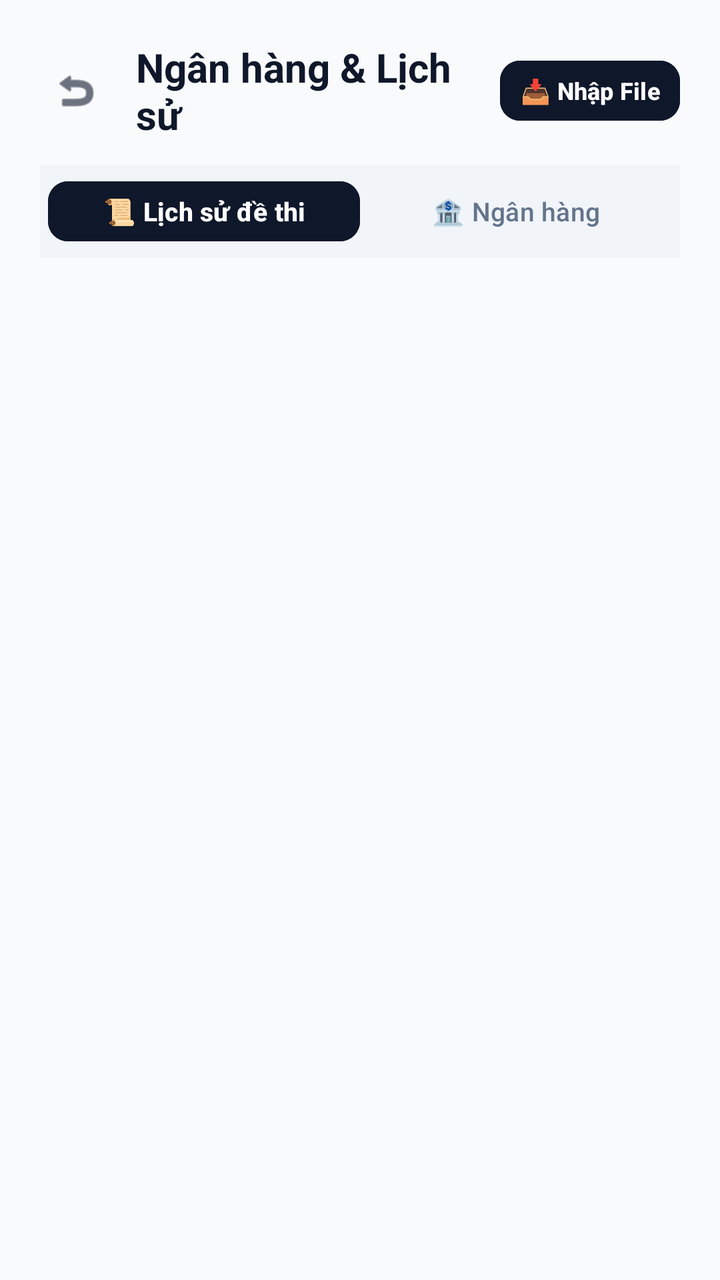
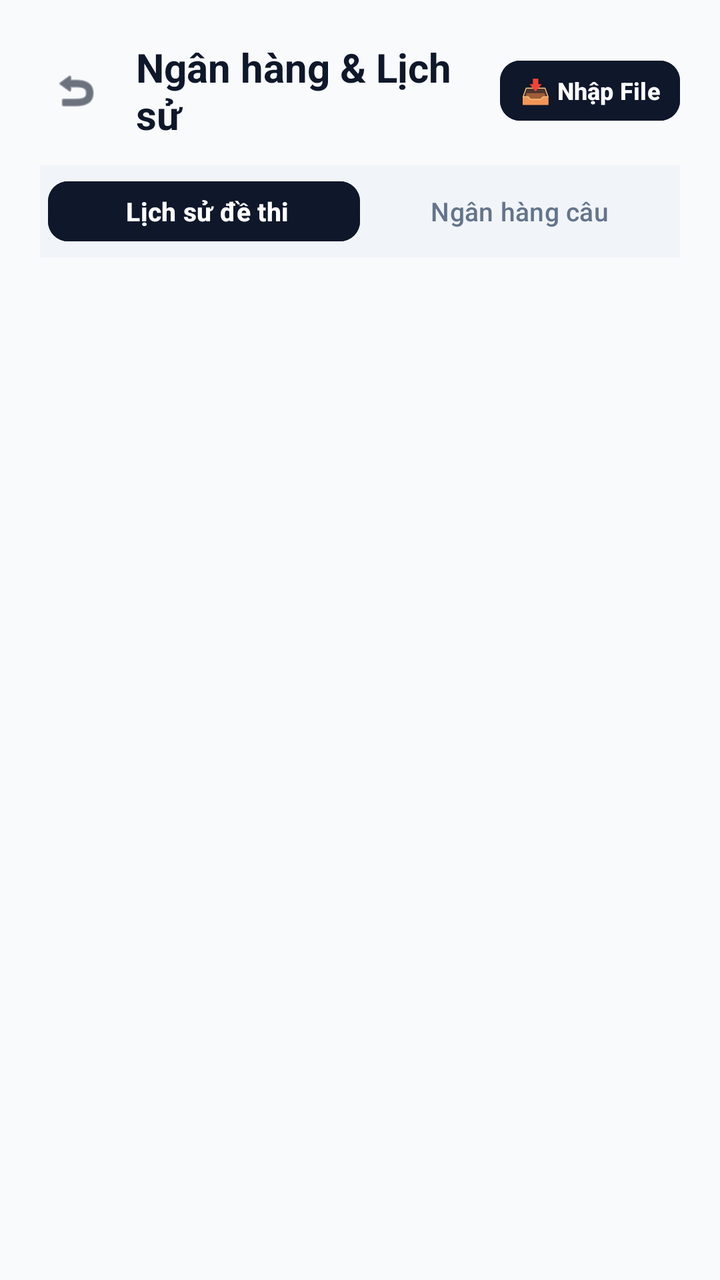

Screens rendered from an Android XML layout before and after an edit, with the pre-edit source and the edit as a unified diff.
<!-- AndroidManifest.xml: application theme Theme.QuizAIApp -->
<!-- res/layout/activity_ngan_hang.xml -->
<?xml version="1.0" encoding="utf-8"?>
<androidx.constraintlayout.widget.ConstraintLayout
    xmlns:android="http://schemas.android.com/apk/res/android"
    xmlns:app="http://schemas.android.com/apk/res-auto"
    xmlns:tools="http://schemas.android.com/tools"
    android:layout_width="match_parent"
    android:layout_height="match_parent"
    android:background="#F8FAFC"
    android:padding="20dp">

    
    <LinearLayout
        android:id="@+id/headerToolbar"
        android:layout_width="match_parent"
        android:layout_height="wrap_content"
        android:orientation="horizontal"
        android:gravity="center_vertical"
        app:layout_constraintTop_toTopOf="parent"
        android:layout_marginBottom="16dp">

        <ImageView
            android:id="@+id/btnBack"
            android:layout_width="36dp"
            android:layout_height="36dp"
            android:src="@android:drawable/ic_menu_revert"
            app:tint="#0F172A"
            android:background="?attr/selectableItemBackgroundBorderless"
            android:padding="6dp" />

        <TextView
            android:layout_width="0dp"
            android:layout_height="wrap_content"
            android:layout_weight="1"
            android:text="Ngân hàng &amp; Lịch sử"
            android:textColor="#0F172A"
            android:textSize="20sp"
            android:textStyle="bold"
            android:layout_marginStart="12dp" />

        
        <Button
            android:id="@+id/btnImportFile"
            android:layout_width="wrap_content"
            android:layout_height="38dp"
            android:text="📥 Nhập File"
            android:textColor="@android:color/white"
            android:textSize="12sp"
            android:textStyle="bold"
            android:backgroundTint="#0F172A"
            app:cornerRadius="10dp"
            android:paddingHorizontal="10dp" />
    </LinearLayout>

    
    <LinearLayout
        android:id="@+id/layoutTabs"
        android:layout_width="match_parent"
        android:layout_height="46dp"
        android:orientation="horizontal"
        android:background="#F1F5F9"
        android:padding="4dp"
        android:layout_marginTop="12dp"
        app:layout_constraintTop_toBottomOf="@id/headerToolbar">

        <Button
            android:id="@+id/btnTabHistory"
            android:layout_width="0dp"
            android:layout_height="match_parent"
            android:layout_weight="1"
            android:text="📜 Lịch sử đề thi"
            android:textColor="@android:color/white"
            android:textSize="13sp"
            android:textStyle="bold"
            android:backgroundTint="#0F172A"
            app:cornerRadius="10dp" />

        <Button
            android:id="@+id/btnTabBank"
            android:layout_width="0dp"
            android:layout_height="match_parent"
            android:layout_weight="1"
            android:text="🏦 Ngân hàng câu hỏi"
            android:textColor="#64748B"
            android:textSize="13sp"
            android:backgroundTint="@android:color/transparent"
            app:cornerRadius="10dp" />
    </LinearLayout>

    
    <TextView
        android:id="@+id/tvEmptyState"
        android:layout_width="wrap_content"
        android:layout_height="wrap_content"
        android:text="Chưa có dữ liệu. Hãy tạo đề AI hoặc nhập file!"
        android:textColor="#64748B"
        android:textSize="14sp"
        android:visibility="gone"
        app:layout_constraintTop_toBottomOf="@id/layoutTabs"
        app:layout_constraintBottom_toBottomOf="parent"
        app:layout_constraintStart_toStartOf="parent"
        app:layout_constraintEnd_toEndOf="parent" />

    
    <androidx.recyclerview.widget.RecyclerView
        android:id="@+id/recyclerViewNganHang"
        android:layout_width="match_parent"
        android:layout_height="0dp"
        android:layout_marginTop="16dp"
        app:layout_constraintTop_toBottomOf="@id/layoutTabs"
        app:layout_constraintBottom_toBottomOf="parent" />

</androidx.constraintlayout.widget.ConstraintLayout>
<!-- resources referenced by this layout -->
<resources>
  <style name="Theme.QuizAIApp" parent="Base.Theme.QuizAIApp" />
  <style name="Base.Theme.QuizAIApp" parent="Theme.Material3.DayNight.NoActionBar">
          
          
      </style>
</resources>

<!-- the commit's change to res/layout/activity_ngan_hang.xml (unified diff, before → after) -->
@@ -8,7 +8,7 @@
     android:background="#F8FAFC"
     android:padding="20dp">
 
-    
+
     <LinearLayout
         android:id="@+id/headerToolbar"
         android:layout_width="match_parent"
@@ -67,7 +67,7 @@
             android:layout_width="0dp"
             android:layout_height="match_parent"
             android:layout_weight="1"
-            android:text="📜 Lịch sử đề thi"
+            android:text=" Lịch sử đề thi"
             android:textColor="@android:color/white"
             android:textSize="13sp"
             android:textStyle="bold"
@@ -79,7 +79,7 @@
             android:layout_width="0dp"
             android:layout_height="match_parent"
             android:layout_weight="1"
-            android:text="🏦 Ngân hàng câu hỏi"
+            android:text=" Ngân hàng câu hỏi"
             android:textColor="#64748B"
             android:textSize="13sp"
             android:backgroundTint="@android:color/transparent"
@@ -100,7 +100,7 @@
         app:layout_constraintStart_toStartOf="parent"
         app:layout_constraintEnd_toEndOf="parent" />
 
-    
+
     <androidx.recyclerview.widget.RecyclerView
         android:id="@+id/recyclerViewNganHang"
         android:layout_width="match_parent"
